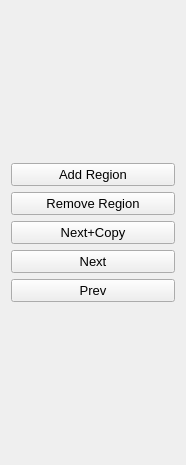
Qt form FishGUI/navigatorwidget.ui (cvisionai/Tator-Native) before a commit.
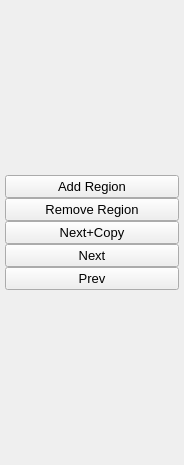
The same form after that commit.

Commit message: added save directory dialog

Patch:
```diff
--- a/FishGUI/navigatorwidget.ui
+++ b/FishGUI/navigatorwidget.ui
@@ -6,16 +6,40 @@
    <rect>
     <x>0</x>
     <y>0</y>
-    <width>186</width>
+    <width>184</width>
     <height>465</height>
    </rect>
   </property>
+  <property name="sizePolicy">
+   <sizepolicy hsizetype="MinimumExpanding" vsizetype="Preferred">
+    <horstretch>0</horstretch>
+    <verstretch>0</verstretch>
+   </sizepolicy>
+  </property>
   <property name="windowTitle">
    <string>Form</string>
   </property>
   <layout class="QVBoxLayout" name="verticalLayout_2">
+   <property name="spacing">
+    <number>0</number>
+   </property>
+   <property name="leftMargin">
+    <number>5</number>
+   </property>
+   <property name="topMargin">
+    <number>5</number>
+   </property>
+   <property name="rightMargin">
+    <number>5</number>
+   </property>
+   <property name="bottomMargin">
+    <number>5</number>
+   </property>
    <item>
     <layout class="QVBoxLayout" name="verticalLayout">
+     <property name="spacing">
+      <number>0</number>
+     </property>
      <item>
       <widget class="QPushButton" name="add_region_button">
        <property name="font">
```
The commit also changes 3 other files.
